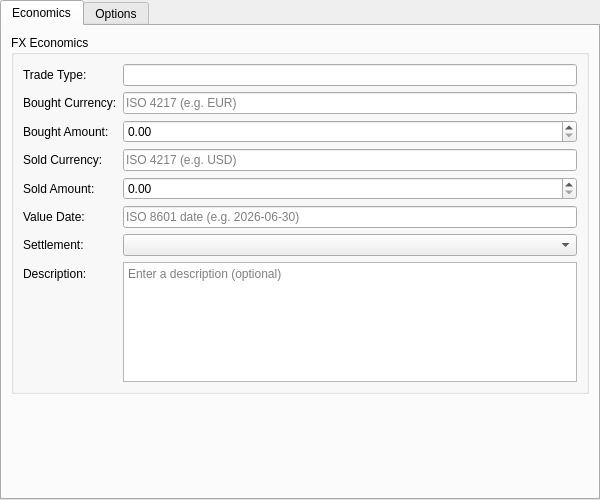
Old version of the form projects/ores.qt.trading/ui/FxInstrumentForm.ui in the repository OreStudio/OreStudio.
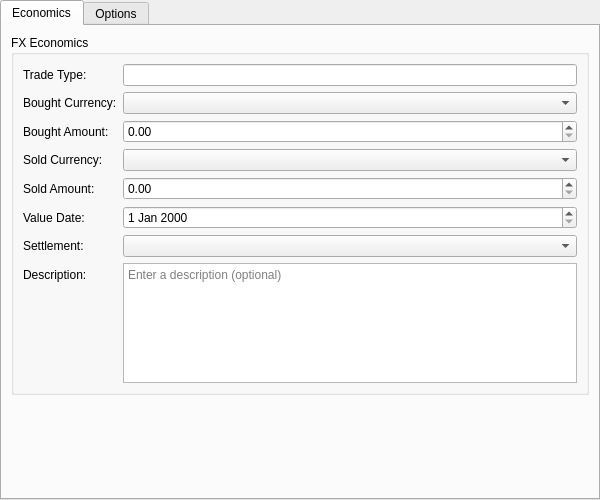
New version of the form. Custom widgets are drawn as their Qt base class.

Commit message: [qt,trading] Currency combos with flag icons, date pickers, and dialog polish

Patch:
```diff
--- a/projects/ores.qt.trading/ui/FxInstrumentForm.ui
+++ b/projects/ores.qt.trading/ui/FxInstrumentForm.ui
@@ -45,9 +45,7 @@
            </widget>
           </item>
           <item row="1" column="1">
-           <widget class="QLineEdit" name="boughtCurrencyEdit">
-            <property name="placeholderText"><string>ISO 4217 (e.g. EUR)</string></property>
-           </widget>
+           <widget class="OreCurrencyComboBox" name="boughtCurrencyCombo"/>
           </item>
           <item row="2" column="0">
            <widget class="QLabel" name="labelBoughtAmount">
@@ -68,9 +66,7 @@
            </widget>
           </item>
           <item row="3" column="1">
-           <widget class="QLineEdit" name="soldCurrencyEdit">
-            <property name="placeholderText"><string>ISO 4217 (e.g. USD)</string></property>
-           </widget>
+           <widget class="OreCurrencyComboBox" name="soldCurrencyCombo"/>
           </item>
           <item row="4" column="0">
            <widget class="QLabel" name="labelSoldAmount">
@@ -91,9 +87,7 @@
            </widget>
           </item>
           <item row="5" column="1">
-           <widget class="QLineEdit" name="valueDateEdit">
-            <property name="placeholderText"><string>ISO 8601 date (e.g. 2026-06-30)</string></property>
-           </widget>
+           <widget class="OreDateEdit" name="valueDateEdit"/>
           </item>
           <item row="6" column="0">
            <widget class="QLabel" name="labelSettlement">
@@ -201,6 +195,16 @@
   <extends>QDoubleSpinBox</extends>
   <header>ores.qt/OreDoubleSpinBox.hpp</header>
  </customwidget>
+ <customwidget>
+  <class>OreDateEdit</class>
+  <extends>QDateEdit</extends>
+  <header>ores.qt/OreDateEdit.hpp</header>
+ </customwidget>
+ <customwidget>
+  <class>OreCurrencyComboBox</class>
+  <extends>QComboBox</extends>
+  <header>ores.qt/OreCurrencyComboBox.hpp</header>
+ </customwidget>
 </customwidgets>
 <resources/>
  <connections/>
```
Left out of the diff: 6 changed lines with no effect on the pictures. The commit also changes 32 other files.
